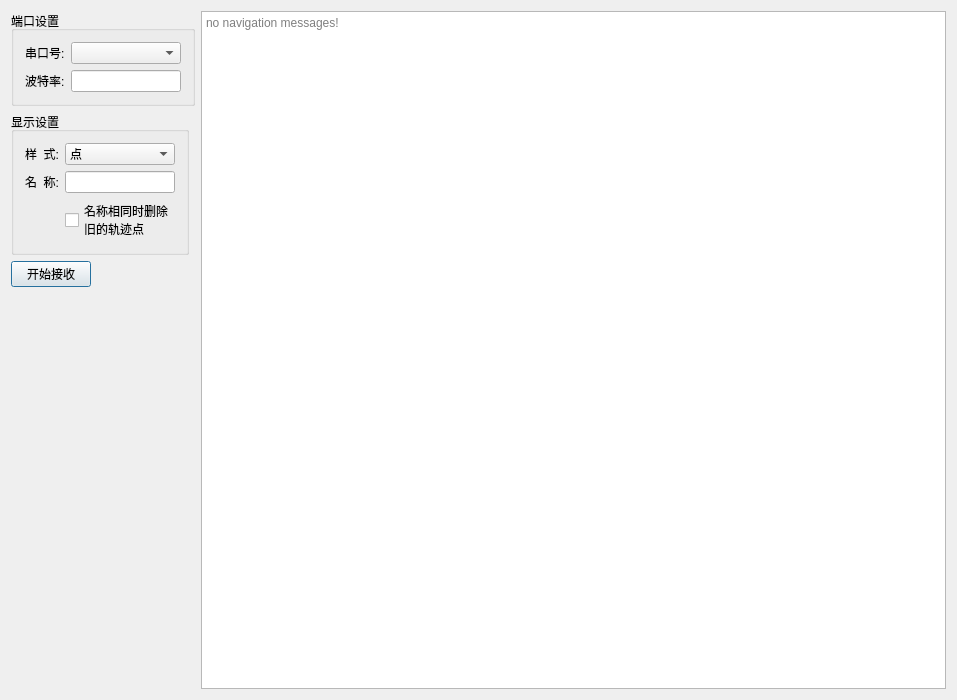
Before: the Qt Designer form sqGis/NavMsgReceiverDlg.ui in TheWrangler/sqGis, drawn with Qt 5.
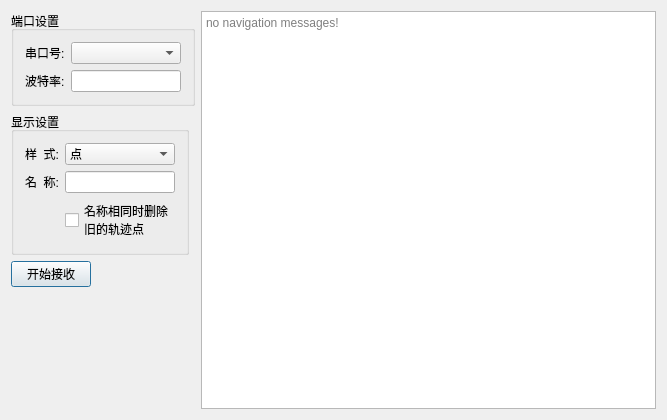
After: the same form once the commit is applied.

What changed in the file:
```diff
--- a/sqGis/NavMsgReceiverDlg.ui
+++ b/sqGis/NavMsgReceiverDlg.ui
@@ -6,8 +6,8 @@
    <rect>
     <x>0</x>
     <y>0</y>
-    <width>957</width>
-    <height>700</height>
+    <width>667</width>
+    <height>420</height>
    </rect>
   </property>
   <property name="windowTitle">
```
